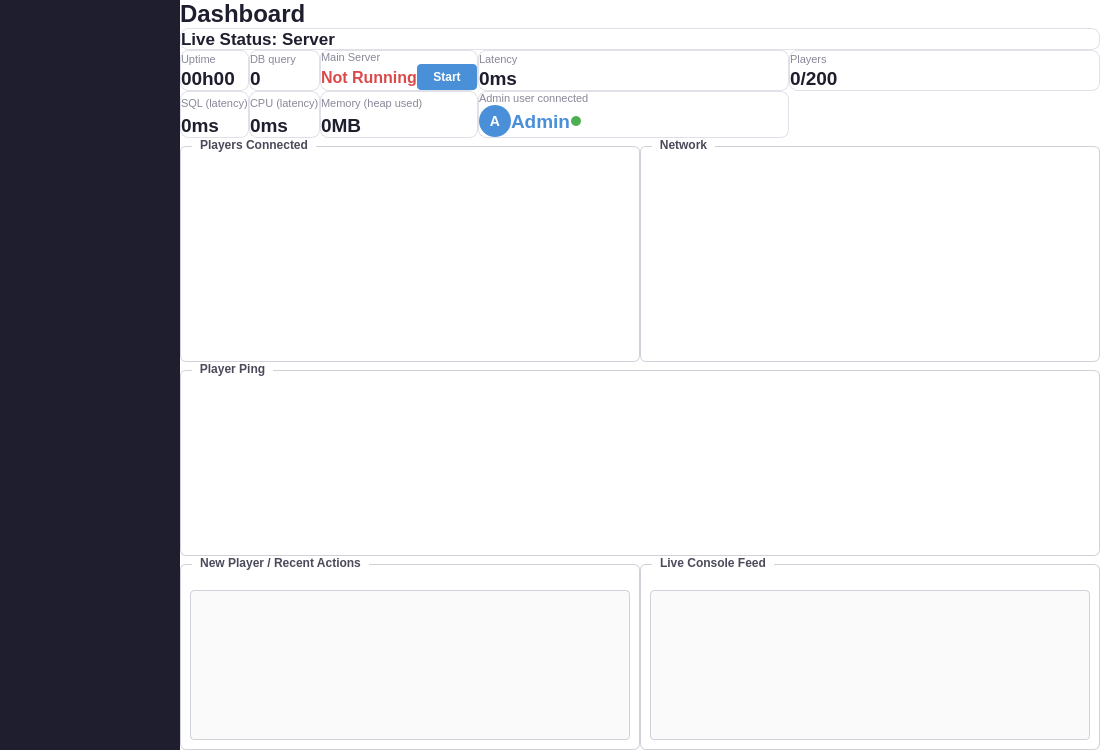
First picture: the form in server/qt/gui/MainWindow.ui, repository alphaonex86/CatchChallenger, before the edit.
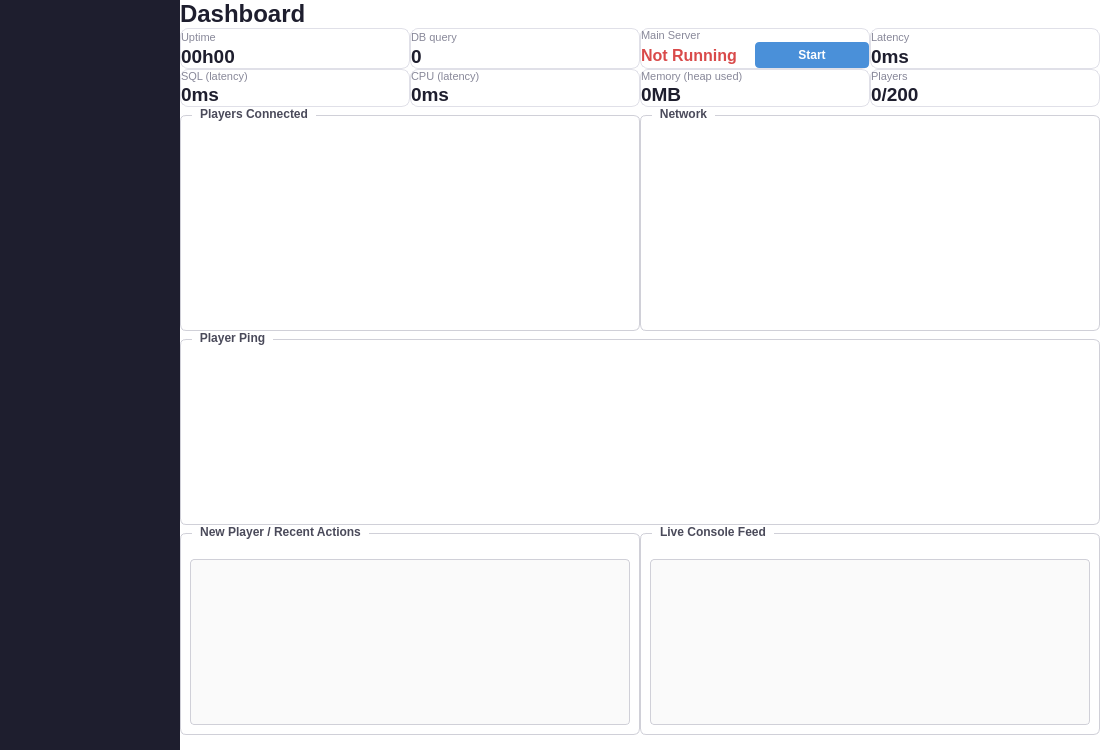
Second picture: the form after the edit. Icons and pictures are not drawn. Custom widgets are drawn as their Qt base class.

Patch:
```diff
--- a/server/qt/gui/MainWindow.ui
+++ b/server/qt/gui/MainWindow.ui
@@ -182,54 +182,7 @@
         <item>
          <layout class="QVBoxLayout" name="liveStatusSection">
           <item>
-           <widget class="QFrame" name="cardLiveStatus">
-            <property name="styleSheet">
-             <string notr="true">QFrame#cardLiveStatus { background-color: #ffffff; border: 1px solid #e0e0e8; border-radius: 8px; }</string>
-            </property>
-            <layout class="QHBoxLayout" name="cardLiveStatusLayout">
-             <property name="leftMargin">
-              <number>0</number>
-             </property>
-             <property name="topMargin">
-              <number>0</number>
-             </property>
-             <property name="rightMargin">
-              <number>0</number>
-             </property>
-             <property name="bottomMargin">
-              <number>0</number>
-             </property>
-             <item>
-              <widget class="QLabel" name="labelLiveStatus">
-               <property name="font">
-                <font>
-                 <pointsize>13</pointsize>
-                 <bold>true</bold>
-                </font>
-               </property>
-               <property name="text">
-                <string>Live Status: Server</string>
-               </property>
-              </widget>
-             </item>
-             <item>
-              <spacer name="cardLiveStatusSpacer">
-               <property name="orientation">
-                <enum>Qt::Orientation::Horizontal</enum>
-               </property>
-               <property name="sizeHint" stdset="0">
-                <size>
-                 <width>40</width>
-                 <height>20</height>
-                </size>
-               </property>
-              </spacer>
-             </item>
-            </layout>
-           </widget>
-          </item>
-          <item>
-           <layout class="QGridLayout" name="liveStatusGrid" rowstretch="0,0,0" columnstretch="0,0,0,0,0">
+           <layout class="QGridLayout" name="liveStatusGrid" rowstretch="0,0,0" columnstretch="0,0,0,0">
             <property name="spacing">
              <number>0</number>
             </property>
@@ -442,60 +395,6 @@
               </layout>
              </widget>
             </item>
-            <item row="0" column="4">
-             <widget class="QFrame" name="cardPlayers">
-              <property name="styleSheet">
-               <string notr="true">QFrame#cardPlayers { background-color: #ffffff; border: 1px solid #e0e0e8; border-radius: 8px; }</string>
-              </property>
-              <layout class="QVBoxLayout" name="cardPlayersLayout">
-               <property name="spacing">
-                <number>0</number>
-               </property>
-               <property name="leftMargin">
-                <number>0</number>
-               </property>
-               <property name="topMargin">
-                <number>0</number>
-               </property>
-               <property name="rightMargin">
-                <number>0</number>
-               </property>
-               <property name="bottomMargin">
-                <number>0</number>
-               </property>
-               <item>
-                <widget class="QLabel" name="labelPlayers">
-                 <property name="styleSheet">
-                  <string notr="true">color: #888899; font-size: 11px;</string>
-                 </property>
-                 <property name="text">
-                  <string>Players</string>
-                 </property>
-                </widget>
-               </item>
-               <item>
-                <layout class="QHBoxLayout" name="playersInner">
-                 <item>
-                  <widget class="QLabel" name="valuePlayers">
-                   <property name="font">
-                    <font>
-                     <pointsize>14</pointsize>
-                     <bold>true</bold>
-                    </font>
-                   </property>
-                   <property name="text">
-                    <string>0/200</string>
-                   </property>
-                  </widget>
-                 </item>
-                 <item>
-                  <widget class="GaugeWidget" name="progressPlayers" native="true"/>
-                 </item>
-                </layout>
-               </item>
-              </layout>
-             </widget>
-            </item>
             <item row="1" column="0">
              <widget class="QFrame" name="cardSqlLatency">
               <property name="styleSheet">
@@ -637,155 +536,7 @@
               </layout>
              </widget>
             </item>
-            <item row="1" column="3">
-             <widget class="QFrame" name="cardAdmin">
-              <property name="styleSheet">
-               <string notr="true">QFrame#cardAdmin { background-color: #ffffff; border: 1px solid #e0e0e8; border-radius: 8px; }</string>
-              </property>
-              <layout class="QVBoxLayout" name="cardAdminLayout">
-               <property name="spacing">
-                <number>0</number>
-               </property>
-               <property name="leftMargin">
-                <number>0</number>
-               </property>
-               <property name="topMargin">
-                <number>0</number>
-               </property>
-               <property name="rightMargin">
-                <number>0</number>
-               </property>
-               <property name="bottomMargin">
-                <number>0</number>
-               </property>
-               <item>
-                <widget class="QLabel" name="labelAdmin">
-                 <property name="styleSheet">
-                  <string notr="true">color: #888899; font-size: 11px;</string>
-                 </property>
-                 <property name="text">
-                  <string>Admin user connected</string>
-                 </property>
-                </widget>
-               </item>
-               <item>
-                <layout class="QHBoxLayout" name="adminRowLayout">
-                 <property name="spacing">
-                  <number>0</number>
-                 </property>
-                 <item>
-                  <widget class="QFrame" name="adminAvatarFrame">
-                   <property name="minimumSize">
-                    <size>
-                     <width>32</width>
-                     <height>32</height>
-                    </size>
-                   </property>
-                   <property name="maximumSize">
-                    <size>
-                     <width>32</width>
-                     <height>32</height>
-                    </size>
-                   </property>
-                   <property name="styleSheet">
-                    <string notr="true">QFrame#adminAvatarFrame { background-color: #4a90d9; border-radius: 16px; }</string>
-                   </property>
-                   <layout class="QVBoxLayout" name="adminAvatarLayout">
-                    <property name="leftMargin">
-                     <number>0</number>
-                    </property>
-                    <property name="topMargin">
-                     <number>0</number>
-                    </property>
-                    <property name="rightMargin">
-                     <number>0</number>
-                    </property>
-                    <property name="bottomMargin">
-                     <number>0</number>
-                    </property>
-                    <item>
-                     <widget class="QLabel" name="adminAvatarLabel">
-                      <property name="styleSheet">
-                       <string notr="true">color: white; font-weight: bold; font-size: 14px;</string>
-                      </property>
-                      <property name="text">
-                       <string>A</string>
-                      </property>
-                      <property name="alignment">
-                       <set>Qt::AlignmentFlag::AlignCenter</set>
-                      </property>
-                     </widget>
-                    </item>
-                   </layout>
-                  </widget>
-                 </item>
-                 <item>
-                  <widget class="QLabel" name="valueAdmin">
-                   <property name="font">
-                    <font>
-                     <pointsize>14</pointsize>
-                     <bold>true</bold>
-                    </font>
-                   </property>
-                   <property name="styleSheet">
-                    <string notr="true">color: #4a90d9;</string>
-                   </property>
-                   <property name="text">
-                    <string>Admin</string>
-                   </property>
-                  </widget>
-                 </item>
-                 <item>
-                  <widget class="QFrame" name="adminLiveDot">
-                   <property name="minimumSize">
-                    <size>
-                     <width>10</width>
-                     <height>10</height>
-                    </size>
-                   </property>
-                   <property name="maximumSize">
-                    <size>
-                     <width>10</width>
-                     <height>10</height>
-                    </size>
-                   </property>
-                   <property name="styleSheet">
-                    <string notr="true">QFrame#adminLiveDot { background-color: #4caf50; border-radius: 5px; }</string>
-                   </property>
-                  </widget>
-                 </item>
-                 <item>
-                  <spacer name="adminSpacer">
-                   <property name="orientation">
-                    <enum>Qt::Orientation::Horizontal</enum>
-                   </property>
-                   <property name="sizeHint" stdset="0">
-                    <size>
-                     <width>40</width>
-                     <height>20</height>
-                    </size>
-                   </property>
-                  </spacer>
-                 </item>
-                </layout>
-               </item>
-              </layout>
-             </widget>
-            </item>
-            <item row="1" column="4">
-             <spacer name="liveStatusSpacer">
-              <property name="orientation">
-               <enum>Qt::Orientation::Horizontal</enum>
-              </property>
-              <property name="sizeHint" stdset="0">
-               <size>
-                <width>40</width>
-                <height>20</height>
-               </size>
-              </property>
-             </spacer>
-            </item>
-            <item row="2" column="0" colspan="5">
+            <item row="2" column="0" colspan="4">
              <spacer name="liveStatusBottomSpacer">
               <property name="orientation">
                <enum>Qt::Orientation::Vertical</enum>
@@ -798,6 +549,60 @@
               </property>
              </spacer>
             </item>
+            <item row="1" column="3">
+             <widget class="QFrame" name="cardPlayers">
+              <property name="styleSheet">
+               <string notr="true">QFrame#cardPlayers { background-color: #ffffff; border: 1px solid #e0e0e8; border-radius: 8px; }</string>
+              </property>
+              <layout class="QVBoxLayout" name="cardPlayersLayout">
+               <property name="spacing">
+                <number>0</number>
+               </property>
+               <property name="leftMargin">
+                <number>0</number>
+               </property>
+               <property name="topMargin">
+                <number>0</number>
+               </property>
+               <property name="rightMargin">
+                <number>0</number>
+               </property>
+               <property name="bottomMargin">
+                <number>0</number>
+               </property>
+               <item>
+                <widget class="QLabel" name="labelPlayers">
+                 <property name="styleSheet">
+                  <string notr="true">color: #888899; font-size: 11px;</string>
+                 </property>
+                 <property name="text">
+                  <string>Players</string>
+                 </property>
+                </widget>
+               </item>
+               <item>
+                <layout class="QHBoxLayout" name="playersInner">
+                 <item>
+                  <widget class="QLabel" name="valuePlayers">
+                   <property name="font">
+                    <font>
+                     <pointsize>14</pointsize>
+                     <bold>true</bold>
+                    </font>
+                   </property>
+                   <property name="text">
+                    <string>0/200</string>
+                   </property>
+                  </widget>
+                 </item>
+                 <item>
+                  <widget class="GaugeWidget" name="progressPlayers" native="true"/>
+                 </item>
+                </layout>
+               </item>
+              </layout>
+             </widget>
+            </item>
            </layout>
           </item>
          </layout>
```
